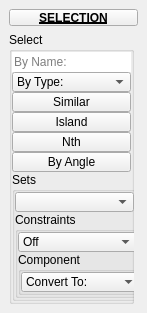
m3trik/tentacle, file tentacle/ui/3/selection.ui: the form before one commit.
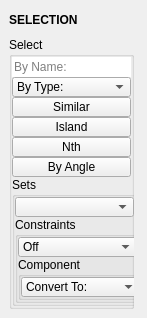
The form after the commit. Custom widgets are drawn as their Qt base class.

The edit to the form file:
```diff
--- a/tentacle/ui/3/selection.ui
+++ b/tentacle/ui/3/selection.ui
@@ -10,7 +10,7 @@
     <x>0</x>
     <y>0</y>
     <width>147</width>
-    <height>295</height>
+    <height>300</height>
    </rect>
   </property>
   <property name="minimumSize">
@@ -40,32 +40,28 @@
   <widget class="QWidget" name="main_widget">
    <layout class="QVBoxLayout" name="verticalLayout_2">
     <item>
-     <widget class="PushButtonDraggable" name="draggable_header">
+     <widget class="Draggable_header" name="draggable_header">
       <property name="minimumSize">
        <size>
-        <width>19</width>
-        <height>17</height>
+        <width>0</width>
+        <height>22</height>
        </size>
       </property>
       <property name="maximumSize">
        <size>
-        <width>999</width>
-        <height>17</height>
+        <width>125</width>
+        <height>22</height>
        </size>
       </property>
       <property name="font">
        <font>
         <weight>75</weight>
         <bold>true</bold>
-        <underline>true</underline>
        </font>
       </property>
       <property name="text">
        <string>SELECTION</string>
       </property>
-      <property name="checkable">
-       <bool>true</bool>
-      </property>
      </widget>
     </item>
     <item>
@@ -525,21 +521,21 @@
   </widget>
  </widget>
  <customwidgets>
+  <customwidget>
+   <class>PushButton</class>
+   <extends>QPushButton</extends>
+   <header>widgets.pushbutton.h</header>
+  </customwidget>
+  <customwidget>
+   <class>Draggable_header</class>
+   <extends>QLabel</extends>
+   <header>draggable_header.h</header>
+  </customwidget>
   <customwidget>
    <class>ComboBox</class>
    <extends>QComboBox</extends>
    <header>widgets.combobox.h</header>
   </customwidget>
-  <customwidget>
-   <class>PushButtonDraggable</class>
-   <extends>QPushButton</extends>
-   <header>widgets.pushbuttondraggable.h</header>
-  </customwidget>
-  <customwidget>
-   <class>PushButton</class>
-   <extends>QPushButton</extends>
-   <header>widgets.pushbutton.h</header>
-  </customwidget>
  </customwidgets>
  <resources/>
  <connections/>
```
